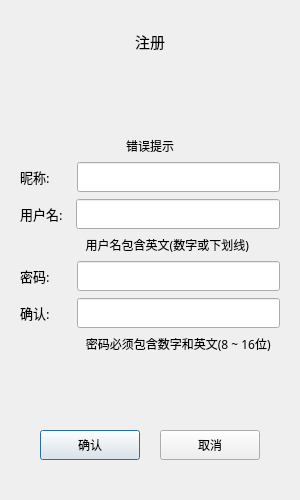
First picture: the form in xhs_DBMS/dialog/registerdialog.ui, repository Littledoveqwq/xhs_DBMS, before the edit.
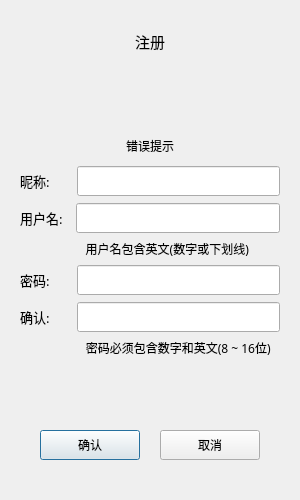
Second picture: the form after the edit.

What changed in the file:
```diff
--- a/xhs_DBMS/dialog/registerdialog.ui
+++ b/xhs_DBMS/dialog/registerdialog.ui
@@ -101,16 +101,22 @@
          </item>
          <item>
           <widget class="QWidget" name="widget" native="true">
+           <property name="sizePolicy">
+            <sizepolicy hsizetype="Preferred" vsizetype="MinimumExpanding">
+             <horstretch>0</horstretch>
+             <verstretch>0</verstretch>
+            </sizepolicy>
+           </property>
            <property name="minimumSize">
             <size>
              <width>0</width>
-             <height>32</height>
+             <height>40</height>
             </size>
            </property>
            <property name="maximumSize">
             <size>
              <width>16777215</width>
-             <height>32</height>
+             <height>40</height>
             </size>
            </property>
            <layout class="QVBoxLayout" name="verticalLayout_4">
@@ -122,6 +128,14 @@
                 <verstretch>0</verstretch>
                </sizepolicy>
               </property>
+              <property name="font">
+               <font>
+                <family>黑体</family>
+                <pointsize>9</pointsize>
+                <italic>false</italic>
+                <bold>false</bold>
+               </font>
+              </property>
               <property name="styleSheet">
                <string notr="true">font: 10pt &quot;黑体&quot;;</string>
               </property>
```
Left out of the diff: 2 changed lines with no effect on the pictures.
